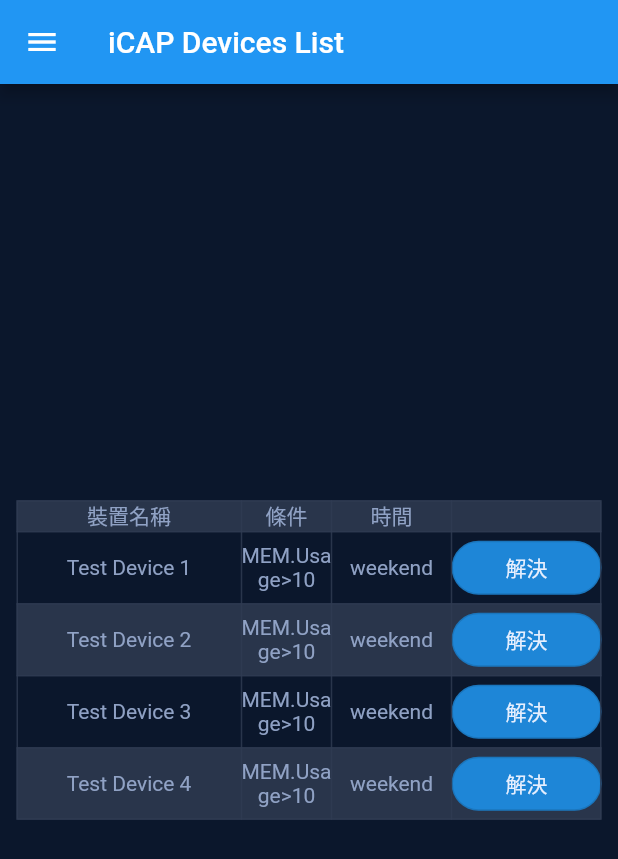
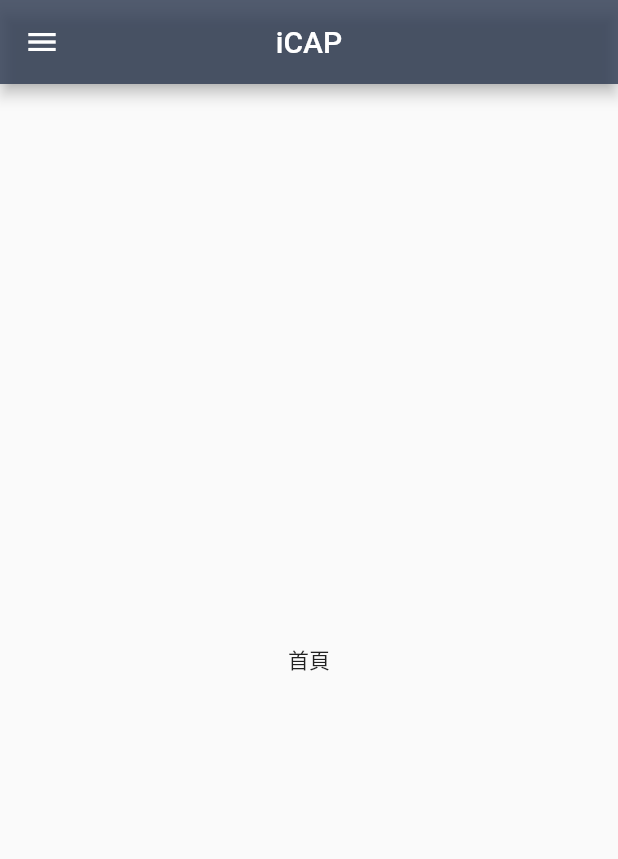
Before and after one commit to yachiTsao/icap_mobile_device, a Flutter app: the screen it shows after launch, on a phone screen of 412 x 824 dp. Shown: the top 859 px of the screen. Run offline on Flutter 3.47's test engine with Material 2 defaults, Android fonts, the phone set to English and light mode, and no system bars.

Commit message:
feat: drawer navigation and each page

```diff
--- a/lib/main.dart
+++ b/lib/main.dart
@@ -1,47 +1,174 @@
+// import 'package:flutter/material.dart';
+// import 'package:icap_mobile_device/main.dart';
+
+// import 'page/DeviceListPage.dart';
+// import 'page/HomePage.dart';
+
+// void main() => runApp(MaterialApp(
+//       home: DeviceListApp(),
+//     ));
+
+// class DeviceListApp extends StatefulWidget {
+//   @override
+//   _DeviceListAppState createState() => _DeviceListAppState();
+// }
+
+// class _DeviceListAppState extends State<DeviceListApp> {
+//   //目前選擇的索引值
+//   int _currentIndex = 0;
+
+//   final pages = [HomePage()];
+
+//   @override
+//   Widget build(BuildContext context) {
+//     return Scaffold(
+//       appBar: AppBar(
+//         title: Text('iCAP Devices List'),
+//       ),
+//       drawer: Drawer(
+//         child: ListView(
+//           children: <Widget>[
+//             UserAccountsDrawerHeader(
+//               accountName: Text(
+//                 "USER NAME",
+//               ),
+//               accountEmail: Text(
+//                 "asd@gmail.com",
+//               ),
+//               currentAccountPicture: CircleAvatar(
+//                 backgroundImage: AssetImage("assets/images/logo.png"),
+//               ),
+//             ),
+//             ListTile(
+//               // leading: CircleAvatar(child: Icon(Icon.chrome_reader_mode)),
+//               title: Text('iCAP Device List'),
+//               onTap: () {
+//                 _onItemClick(0);
+//               },
+//             ),
+//           ],
+//         ),
+//       ),
+//       body: pages[_currentIndex],
+//     );
+//   }
+
+//   void _onItemClick(int index){
+//     setState(() {
+//       _currentIndex = index;
+//       Navigator.of(context).pop();
+//     });
+//   }
+// }
+
 import 'package:flutter/material.dart';
-import 'package:icap_mobile_device/main.dart';
 
-import 'page/DeviceListPage.dart';
+// import 'account.dart';
+import './page/home_page.dart';
+import 'page/alarm_page.dart';
+import './page/device_page.dart';
+import './page/setting_pade.dart';
 
-void main() => runApp(new MaterialApp(
-      home: new DeviceListApp(),
-    ));
+void main() => runApp(
+      new MaterialApp(
+        home: new MyApp(),
+      ),
+    );
 
-class DeviceListApp extends StatefulWidget {
+class MyApp extends StatefulWidget {
   @override
-  _DeviceListAppState createState() => _DeviceListAppState();
+  _MyAppState createState() => _MyAppState();
 }
 
-class _DeviceListAppState extends State<DeviceListApp> {
-  int _currentIndex = 0;
+class _MyAppState extends State<MyApp> {
+  //目前選擇頁索引值
+  int _currentIndex = 0; //預設值
 
-  final pages = [HomePage()];
+  final pages = [HomePage(), AlarmPage(), DevicePage() ,SettingPage()];
 
   @override
   Widget build(BuildContext context) {
     return new Scaffold(
       appBar: AppBar(
-        title: Text('iCAP Devices List'),
+        title: Text('iCAP'),
+        backgroundColor: Color.fromARGB(210, 47, 59, 82),
+        centerTitle: true,
       ),
       drawer: Drawer(
+        backgroundColor: Color.fromARGB(210, 47, 59, 82),
         child: ListView(
           children: <Widget>[
+            //設定用户名稱
             UserAccountsDrawerHeader(
+               decoration: BoxDecoration(
+                  color: Color.fromARGB(210, 47, 59, 82),
+                ),
               accountName: new Text(
-                "USER NAME",
+                "iCAP 使用者",
+                style: TextStyle(
+                  color: Color.fromARGB(250, 146, 164, 199)
+                )
               ),
+              //設定Email
               accountEmail: new Text(
-                "asd@gmail.com",
+                "IPAIntern@gmail.com",
+                style: TextStyle(
+                  color: Color.fromARGB(250, 146, 164, 199)
+                )
               ),
+              //設定大頭照
               currentAccountPicture: new CircleAvatar(
-                backgroundImage: new AssetImage("assets/images/logo.png"),
+                backgroundColor: Color.fromARGB(250, 146, 164, 199),
               ),
             ),
+            //選單
             ListTile(
-              // leading: new CircleAvatar(child: Icon(Icon.chrome_reader_mode)),
-              title: Text('iCAP Device List'),
+              leading: new CircleAvatar(child: Icon(Icons.home_rounded,
+              color: Color.fromARGB(249, 187, 209, 252)),
+              backgroundColor: Color.fromARGB(210, 47, 59, 82)),
+              title: Text('首頁',
+              style: TextStyle(
+                  color: Color.fromARGB(249, 187, 209, 252)
+                )
+              ),
               onTap: () {
                 _onItemClick(0);
+              },
+            ),
+            ListTile(
+              leading: new CircleAvatar(child: Icon(Icons.notifications_active_rounded,
+              color: Color.fromARGB(249, 187, 209, 252)),
+              backgroundColor: Color.fromARGB(210, 47, 59, 82)),
+              title: Text('通知列表',
+              style: TextStyle(
+                  color: Color.fromARGB(249, 187, 209, 252)
+                )),
+              onTap: () {
+                _onItemClick(1);
+              },
+            ),
+            ListTile(
+              leading: new CircleAvatar(child: Icon(Icons.devices_rounded,
+              color: Color.fromARGB(249, 187, 209, 252)),
+              backgroundColor: Color.fromARGB(210, 47, 59, 82)),
+              title: Text('裝置列表',
+              style: TextStyle(
+                  color: Color.fromARGB(249, 187, 209, 252)
+                )),
+              onTap: () {
+                _onItemClick(2);
+              },
+            ),
+            ListTile(
+              leading: new CircleAvatar(child: Icon(Icons.settings_sharp,
+              color: Color.fromARGB(249, 187, 209, 252)),
+              backgroundColor: Color.fromARGB(210, 47, 59, 82)),
+              title: Text('設定',
+              style: TextStyle(
+                  color: Color.fromARGB(249, 187, 209, 252)
+                )),
+              onTap: () {
+                _onItemClick(2);
               },
             ),
           ],
@@ -51,7 +178,7 @@ class _DeviceListAppState extends State<DeviceListApp> {
     );
   }
 
-  void _onItemClick(int index){
+  void _onItemClick(int index) {
     setState(() {
       _currentIndex = index;
       Navigator.of(context).pop();
--- a/lib/page/DeviceListPage.dart
+++ /dev/null
@@ -1,221 +0,0 @@
-import 'package:flutter/material.dart';
-import 'package:flutter/rendering.dart';
-// import 'package:font_awesome_flutter/font_awesome_flutter.dart';
-
-void main() {
-  // debugPaintSizeEnabled =true; 輔助線
-  runApp(MyApp());
-}
-
-class MyApp extends StatelessWidget {
-  @override
-  Widget build(BuildContext context) {
-    return MaterialApp(
-        debugShowCheckedModeBanner: false,
-        home: Scaffold(
-          appBar: AppBar(
-            backgroundColor: Color.fromARGB(210,47, 59, 82),
-            title: Text('iCAP'),
-            centerTitle: true,
-          ),
-          body: HomePage(),
-        ));
-  }
-}
-
-class HomePage extends StatelessWidget {
-  @override
-  Widget build(BuildContext context) {
-    return Container(
-      decoration: new BoxDecoration(
-        color: Color.fromARGB(255, 11, 23, 44)
-      ),
-      child: Center(
-        child: Table(
-          // border: TableBorder(
-          //     horizontalInside: BorderSide(width: 1,
-          //     color: Colors.blue,
-          //     style: BorderStyle.solid),
-          // ),
-          border: TableBorder.symmetric(
-              inside: BorderSide(width: 1, color: Color.fromARGB(210,47, 59, 82)),
-              outside: BorderSide(width: 1, color: Color.fromARGB(210,47, 59, 82))),
-          defaultColumnWidth: FixedColumnWidth(150),
-          defaultVerticalAlignment: TableCellVerticalAlignment.middle,
-          columnWidths: const <int, TableColumnWidth>{
-            //設定每行的寬度
-            1: FixedColumnWidth(60.0),
-            2: FixedColumnWidth(80.0),
-            3: FixedColumnWidth(100.0),
-            4: FixedColumnWidth(100.0)
-          },
-          //設定表格樣式
-          // border: TableBorder.all(
-          //     color: Color.fromARGB(255, 255, 255, 255),
-          //     width: 2.0,
-          //     style: BorderStyle.solid),
-          children: <TableRow>[
-            TableRow(
-              decoration: BoxDecoration(color: Color.fromARGB(210,47, 59, 82)),
-              children: <Widget>[
-                Text('裝置名稱',
-                  textAlign: TextAlign.center,
-                  style: TextStyle(
-                      color: Color.fromARGB(250, 146, 164, 199)
-                  ),
-                ),
-                Text('條件',
-                  textAlign: TextAlign.center,
-                  style: TextStyle(
-                      color: Color.fromARGB(250, 146, 164, 199)
-                  ),
-                ),
-                Text('時間',
-                  textAlign: TextAlign.center,
-                  style: TextStyle(
-                      color: Color.fromARGB(250, 146, 164, 199)
-                  ),
-                ),
-                Text(''),
-              ],
-            ),
-            TableRow(
-              children: <Widget>[
-                Text('Test Device 1',
-              textAlign: TextAlign.center,
-              style: TextStyle(
-                  color: Color.fromARGB(250, 146, 164, 199)
-              ),
-            ),
-                Text('MEM.Usage>10',
-                  textAlign: TextAlign.center,
-                  style: TextStyle(
-                      color: Color.fromARGB(250, 146, 164, 199)
-                  ),
-                ),
-                Text('weekend',
-                  textAlign: TextAlign.center,
-                  style: TextStyle(
-                      color: Color.fromARGB(250, 146, 164, 199)
-                  ),
-                ),
-                OutlinedButton(
-                  onPressed: () {},
-                  child: Text('解決',
-                      style: TextStyle(
-                          color: Color.fromARGB(250, 234, 241, 255)
-                      )),
-                  style: OutlinedButton.styleFrom(
-                    backgroundColor: Color.fromARGB(252, 30, 135, 217),
-                    shape: StadiumBorder(),
-                  ),
-                ),
-              ],
-            ),
-            TableRow(
-              decoration: BoxDecoration(color: Color.fromARGB(210,47, 59, 82)),
-              children: <Widget>[
-                Text('Test Device 2',
-                  textAlign: TextAlign.center,
-                  style: TextStyle(
-                      color: Color.fromARGB(250, 146, 164, 199)
-                  ),
-                ),
-                Text('MEM.Usage>10',
-                  textAlign: TextAlign.center,
-                  style: TextStyle(
-                      color: Color.fromARGB(250, 146, 164, 199)
-                  ),
-                ),
-                Text('weekend',
-                  textAlign: TextAlign.center,
-                  style: TextStyle(
-                      color: Color.fromARGB(250, 146, 164, 199)
-                  ),
-                ),
-                OutlinedButton(
-                  onPressed: () {},
-                  child: Text('解決',
-                      style: TextStyle(
-                          color: Color.fromARGB(250, 234, 241, 255)
-                      )),
-                  style: OutlinedButton.styleFrom(
-                    backgroundColor: Color.fromARGB(252, 30, 135, 217),
-                    shape: StadiumBorder(),
-                  ),
-                ),
-              ],
-            ),
-            TableRow(
-              children: <Widget>[
-                Text('Test Device 3',
-                  textAlign: TextAlign.center,
-                  style: TextStyle(
-                      color: Color.fromARGB(250, 146, 164, 199)
-                  ),
-                ),
-                Text('MEM.Usage>10',
-                  textAlign: TextAlign.center,
-                  style: TextStyle(
-                      color: Color.fromARGB(250, 146, 164, 199)
-                  ),
-                ),
-                Text('weekend',
-                  textAlign: TextAlign.center,
-                  style: TextStyle(
-                      color: Color.fromARGB(250, 146, 164, 199)
-                  ),
-                ),
-                OutlinedButton(
-                  onPressed: () {},
-                  child: Text('解決',
-                      style: TextStyle(
-                          color: Color.fromARGB(250, 234, 241, 255)
-                      )),
-                  style: OutlinedButton.styleFrom(
-                    backgroundColor: Color.fromARGB(252, 30, 135, 217),
-                    shape: StadiumBorder(),
-                  ),
-                ),
-              ],
-            ),
-            TableRow(
-              decoration: BoxDecoration(color: Color.fromARGB(210,47, 59, 82)),
-              children: <Widget>[
-                Text('Test Device 4',
-                  textAlign: TextAlign.center,
-                  style: TextStyle(
-                      color: Color.fromARGB(250, 146, 164, 199)
-                  ),
-                ),
-                Text('MEM.Usage>10',
-                  textAlign: TextAlign.center,
-                  style: TextStyle(
-                      color: Color.fromARGB(250, 146, 164, 199)
-                  ),
-                ),
-                Text('weekend',
-                  textAlign: TextAlign.center,
-                  style: TextStyle(
-                      color: Color.fromARGB(250, 146, 164, 199)
-                  ),
-                ),
-                OutlinedButton(
-                  onPressed: () {},
-                  child: Text('解決',
-                      style: TextStyle(
-                      color: Color.fromARGB(250, 234, 241, 255)
-                  )),
-                  style: OutlinedButton.styleFrom(
-                  backgroundColor: Color.fromARGB(252, 30, 135, 217),
-                  shape: StadiumBorder(),
-                  ),
-                ),
-              ],
-            ),
-          ],
-        ),
-      ),
-    );
-  }
-}
--- /dev/null
+++ b/lib/page/alarm_page.dart
@@ -0,0 +1,232 @@
+// import 'package:flutter/material.dart';
+// import 'package:flutter/rendering.dart';
+// // import 'package:font_awesome_flutter/font_awesome_flutter.dart';
+
+// void main() {
+//   // debugPaintSizeEnabled =true; 輔助線
+//   runApp(MyApp());
+// }
+
+// class MyApp extends StatelessWidget {
+//   @override
+//   Widget build(BuildContext context) {
+//     return MaterialApp(
+//         debugShowCheckedModeBanner: false,
+//         home: Scaffold(
+//           appBar: AppBar(
+//             backgroundColor: Color.fromARGB(210,47, 59, 82),
+//             title: Text('iCAP'),
+//             centerTitle: true,
+//           ),
+//           body: HomePage(),
+//         ));
+//   }
+// }
+
+// class HomePage extends StatelessWidget {
+//   @override
+//   Widget build(BuildContext context) {
+//     return Container(
+//       decoration: new BoxDecoration(
+//         color: Color.fromARGB(255, 11, 23, 44)
+//       ),
+//       child: Center(
+//         child: Table(
+//           // border: TableBorder(
+//           //     horizontalInside: BorderSide(width: 1,
+//           //     color: Colors.blue,
+//           //     style: BorderStyle.solid),
+//           // ),
+//           border: TableBorder.symmetric(
+//               inside: BorderSide(width: 1, color: Color.fromARGB(210,47, 59, 82)),
+//               outside: BorderSide(width: 1, color: Color.fromARGB(210,47, 59, 82))),
+//           defaultColumnWidth: FixedColumnWidth(150),
+//           defaultVerticalAlignment: TableCellVerticalAlignment.middle,
+//           columnWidths: const <int, TableColumnWidth>{
+//             //設定每行的寬度
+//             1: FixedColumnWidth(60.0),
+//             2: FixedColumnWidth(80.0),
+//             3: FixedColumnWidth(100.0),
+//             4: FixedColumnWidth(100.0)
+//           },
+//           //設定表格樣式
+//           // border: TableBorder.all(
+//           //     color: Color.fromARGB(255, 255, 255, 255),
+//           //     width: 2.0,
+//           //     style: BorderStyle.solid),
+//           children: <TableRow>[
+//             TableRow(
+//               decoration: BoxDecoration(color: Color.fromARGB(210,47, 59, 82)),
+//               children: <Widget>[
+//                 Text('裝置名稱',
+//                   textAlign: TextAlign.center,
+//                   style: TextStyle(
+//                       color: Color.fromARGB(250, 146, 164, 199)
+//                   ),
+//                 ),
+//                 Text('條件',
+//                   textAlign: TextAlign.center,
+//                   style: TextStyle(
+//                       color: Color.fromARGB(250, 146, 164, 199)
+//                   ),
+//                 ),
+//                 Text('時間',
+//                   textAlign: TextAlign.center,
+//                   style: TextStyle(
+//                       color: Color.fromARGB(250, 146, 164, 199)
+//                   ),
+//                 ),
+//                 Text(''),
+//               ],
+//             ),
+//             TableRow(
+//               children: <Widget>[
+//                 Text('Test Device 1',
+//               textAlign: TextAlign.center,
+//               style: TextStyle(
+//                   color: Color.fromARGB(250, 146, 164, 199)
+//               ),
+//             ),
+//                 Text('MEM.Usage>10',
+//                   textAlign: TextAlign.center,
+//                   style: TextStyle(
+//                       color: Color.fromARGB(250, 146, 164, 199)
+//                   ),
+//                 ),
+//                 Text('weekend',
+//                   textAlign: TextAlign.center,
+//                   style: TextStyle(
+//                       color: Color.fromARGB(250, 146, 164, 199)
+//                   ),
+//                 ),
+//                 OutlinedButton(
+//                   onPressed: () {},
+//                   child: Text('解決',
+//                       style: TextStyle(
+//                           color: Color.fromARGB(250, 234, 241, 255)
+//                       )),
+//                   style: OutlinedButton.styleFrom(
+//                     backgroundColor: Color.fromARGB(252, 30, 135, 217),
+//                     shape: StadiumBorder(),
+//                   ),
+//                 ),
+//               ],
+//             ),
+//             TableRow(
+//               decoration: BoxDecoration(color: Color.fromARGB(210,47, 59, 82)),
+//               children: <Widget>[
+//                 Text('Test Device 2',
+//                   textAlign: TextAlign.center,
+//                   style: TextStyle(
+//                       color: Color.fromARGB(250, 146, 164, 199)
+//                   ),
+//                 ),
+//                 Text('MEM.Usage>10',
+//                   textAlign: TextAlign.center,
+//                   style: TextStyle(
+//                       color: Color.fromARGB(250, 146, 164, 199)
+//                   ),
+//                 ),
+//                 Text('weekend',
+//                   textAlign: TextAlign.center,
+//                   style: TextStyle(
+//                       color: Color.fromARGB(250, 146, 164, 199)
+//                   ),
+//                 ),
+//                 OutlinedButton(
+//                   onPressed: () {},
+//                   child: Text('解決',
+//                       style: TextStyle(
+//                           color: Color.fromARGB(250, 234, 241, 255)
+//                       )),
+//                   style: OutlinedButton.styleFrom(
+//                     backgroundColor: Color.fromARGB(252, 30, 135, 217),
+//                     shape: StadiumBorder(),
+//                   ),
+//                 ),
+//               ],
+//             ),
+//             TableRow(
+//               children: <Widget>[
+//                 Text('Test Device 3',
+//                   textAlign: TextAlign.center,
+//                   style: TextStyle(
+//                       color: Color.fromARGB(250, 146, 164, 199)
+//                   ),
+//                 ),
+//                 Text('MEM.Usage>10',
+//                   textAlign: TextAlign.center,
+//                   style: TextStyle(
+//                       color: Color.fromARGB(250, 146, 164, 199)
+//                   ),
+//                 ),
+//                 Text('weekend',
+//                   textAlign: TextAlign.center,
+//                   style: TextStyle(
+//                       color: Color.fromARGB(250, 146, 164, 199)
+//                   ),
+//                 ),
+//                 OutlinedButton(
+//                   onPressed: () {},
+//                   child: Text('解決',
+//                       style: TextStyle(
+//                           color: Color.fromARGB(250, 234, 241, 255)
+//                       )),
+//                   style: OutlinedButton.styleFrom(
+//                     backgroundColor: Color.fromARGB(252, 30, 135, 217),
+//                     shape: StadiumBorder(),
+//                   ),
+//                 ),
+//               ],
+//             ),
+//             TableRow(
+//               decoration: BoxDecoration(color: Color.fromARGB(210,47, 59, 82)),
+//               children: <Widget>[
+//                 Text('Test Device 4',
+//                   textAlign: TextAlign.center,
+//                   style: TextStyle(
+//                       color: Color.fromARGB(250, 146, 164, 199)
+//                   ),
+//                 ),
+//                 Text('MEM.Usage>10',
+//                   textAlign: TextAlign.center,
+//                   style: TextStyle(
+//                       color: Color.fromARGB(250, 146, 164, 199)
+//                   ),
+//                 ),
+//                 Text('weekend',
+//                   textAlign: TextAlign.center,
+//                   style: TextStyle(
+//                       color: Color.fromARGB(250, 146, 164, 199)
+//                   ),
+//                 ),
+//                 OutlinedButton(
+//                   onPressed: () {},
+//                   child: Text('解決',
+//                       style: TextStyle(
+//                       color: Color.fromARGB(250, 234, 241, 255)
+//                   )),
+//                   style: OutlinedButton.styleFrom(
+//                   backgroundColor: Color.fromARGB(252, 30, 135, 217),
+//                   shape: StadiumBorder(),
+//                   ),
+//                 ),
+//               ],
+//             ),
+//           ],
+//         ),
+//       ),
+//     );
+//   }
+// }
+
+import 'package:flutter/material.dart';
+
+class AlarmPage extends StatelessWidget {
+  @override
+  Widget build(BuildContext context) {
+    return Center(
+      child: Text("通知列表"),
+    );
+  }
+}
--- /dev/null
+++ b/lib/page/device_page.dart
@@ -0,0 +1,10 @@
+import 'package:flutter/material.dart';
+
+class DevicePage extends StatelessWidget {
+  @override
+  Widget build(BuildContext context) {
+    return Center(
+      child: Text("裝置列表頁"),
+    );
+  }
+}
--- /dev/null
+++ b/lib/page/home_page.dart
@@ -0,0 +1,10 @@
+import 'package:flutter/material.dart';
+
+class HomePage extends StatelessWidget {
+  @override
+  Widget build(BuildContext context) {
+    return Center(
+      child: Text("首頁"),
+    );
+  }
+}
--- /dev/null
+++ b/lib/page/setting_pade.dart
@@ -0,0 +1,10 @@
+import 'package:flutter/material.dart';
+
+class SettingPage extends StatelessWidget {
+  @override
+  Widget build(BuildContext context) {
+    return Center(
+      child: Text("設定頁面"),
+    );
+  }
+}
--- a/pubspec.yaml
+++ b/pubspec.yaml
@@ -59,6 +59,8 @@ flutter:
 
   # To add assets to your application, add an assets section, like this:
   # assets:
+  #   - assets/images/cloud.png
+  # assets:
   #   - images/a_dot_burr.jpeg
   #   - images/a_dot_ham.jpeg
 
```
Also changed, not shown: 2 other files.
